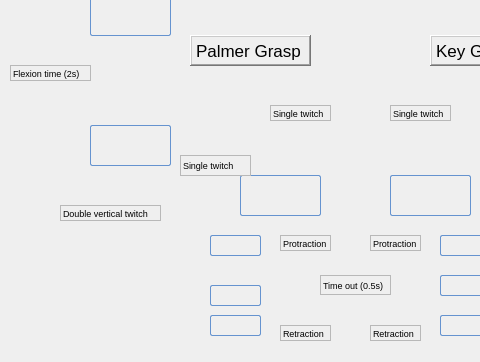
Qt form POML060_v1/statetestwindow.ui (viniltc/POML060) before a commit; both pictures show x 0 to 480 and y 135 to 497 of the 699 by 497 pixel window.
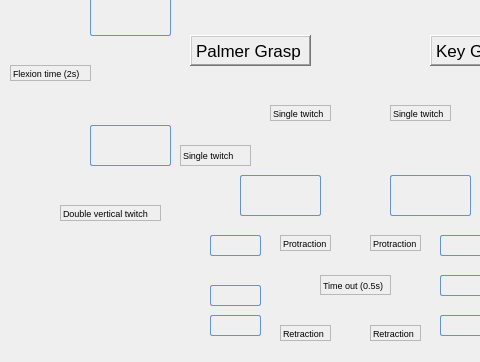
The same form after that commit.

```diff
--- a/POML060_v1/statetestwindow.ui
+++ b/POML060_v1/statetestwindow.ui
@@ -544,7 +544,7 @@
    <property name="geometry">
     <rect>
      <x>180</x>
-     <y>290</y>
+     <y>280</y>
      <width>71</width>
      <height>21</height>
     </rect>
```
